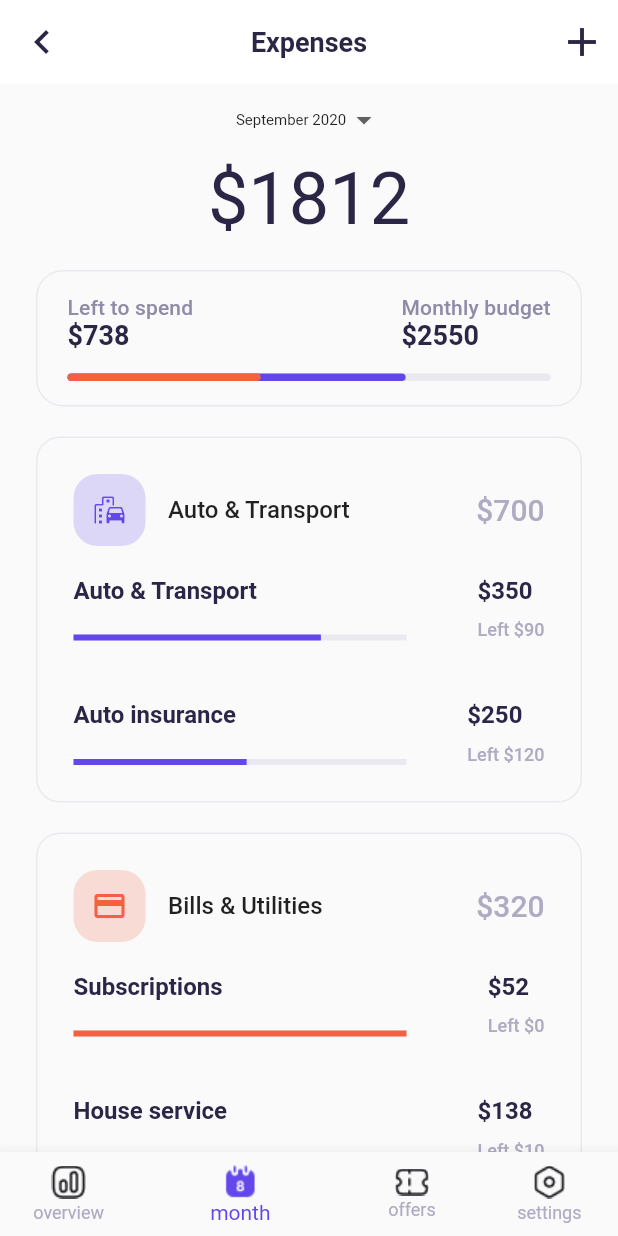
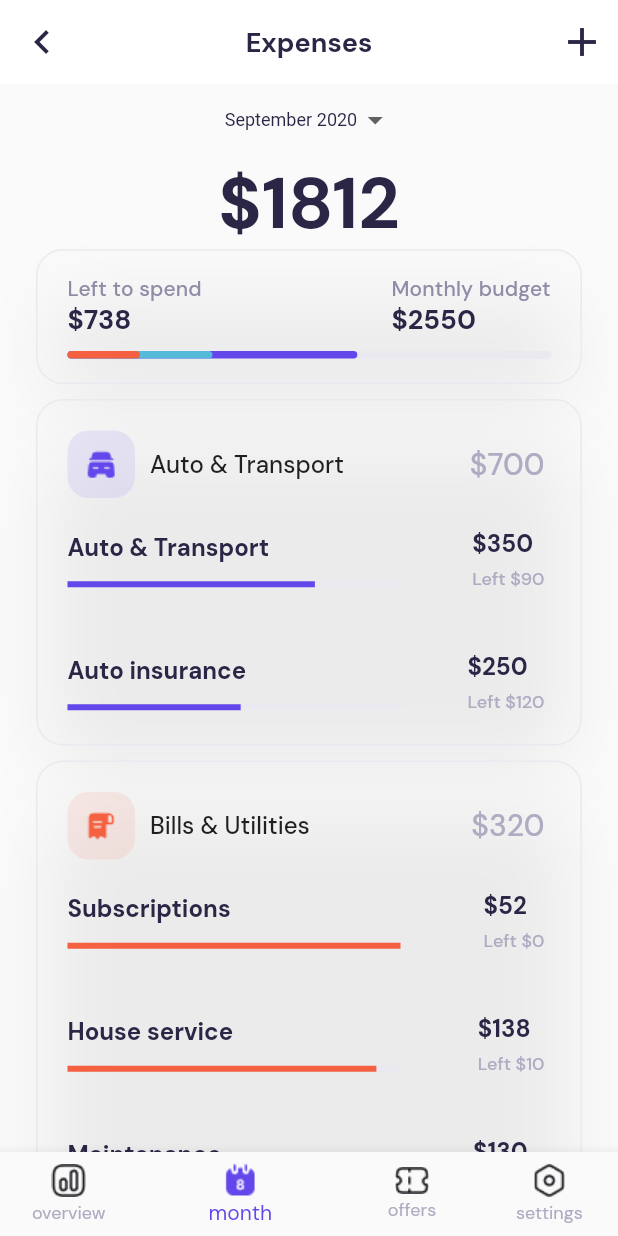
Before and after one commit to laolu-dev/Expense-Tracker, a Flutter app: the screen it shows after launch, after a tap on "Login", on a phone screen of 412 x 824 dp. Run offline on Flutter 3.47's test engine with Material 2 defaults, Android fonts, the phone set to English and light mode, and no system bars; our stand-ins replace google_fonts.

Commit message:
implemented changes

```diff
--- a/lib/constants.dart
+++ b/lib/constants.dart
@@ -27,6 +27,7 @@ class AppColors {
   static Color appBlack = const Color.fromRGBO(23, 19, 40, 1);
   static Color primary = const Color.fromRGBO(99, 71, 235, 1);
   static Color secondary = const Color.fromRGBO(244, 96, 64, 1);
+  static Color secondaryTwo = const Color.fromRGBO(86, 186, 218, 1);
   static Color orange = const Color.fromRGBO(248, 135, 54, 1);
   static Color greenAccent = const Color.fromRGBO(49, 180, 71, 1);
   static Color neutralDark = const Color.fromRGBO(19, 17, 23, 1);
--- a/lib/main.dart
+++ b/lib/main.dart
@@ -1,5 +1,7 @@
+import 'package:demo/constants.dart';
 import 'package:demo/routes.dart';
 import 'package:flutter/material.dart';
+import 'package:google_fonts/google_fonts.dart';
 
 void main() {
   runApp(const MyApp());
@@ -14,19 +16,17 @@ class MyApp extends StatelessWidget {
     return MaterialApp(
       title: 'Test',
       theme: ThemeData(
-        appBarTheme: const AppBarTheme(
+        textTheme: GoogleFonts.dmSansTextTheme(),
+        appBarTheme: AppBarTheme(
           color: Colors.white,
           elevation: 0,
           centerTitle: true,
-          iconTheme:
-              IconThemeData(color: Color.fromRGBO(44, 38, 70, 1), size: 32),
-          actionsIconTheme:
-              IconThemeData(color: Color.fromRGBO(44, 38, 70, 1), size: 32),
-          titleTextStyle: TextStyle(
-            color: Color.fromRGBO(44, 38, 70, 1),
-            fontSize: 18,
-            fontWeight: FontWeight.bold,
-          ),
+          iconTheme: IconThemeData(color: AppColors.neutral, size: 32),
+          actionsIconTheme: IconThemeData(color: AppColors.neutral, size: 32),
+          titleTextStyle: GoogleFonts.dmSans(
+              color: AppColors.neutral,
+              fontSize: 18,
+              fontWeight: FontWeight.w700),
         ),
       ),
       initialRoute: Screen.auth.name,
--- a/lib/screens/expenses.dart
+++ b/lib/screens/expenses.dart
@@ -4,6 +4,7 @@ import 'package:demo/widgets/bills.dart';
 import 'package:demo/widgets/nav_bar.dart';
 import 'package:demo/widgets/total_bills.dart';
 import 'package:flutter/material.dart';
+import 'package:google_fonts/google_fonts.dart';
 import '../widgets/expense_item.dart';
 
 class Expenses extends StatefulWidget {
@@ -44,11 +45,16 @@ class _ExpensesState extends State<Expenses> {
                   children: [
                     DropdownButton(
                       underline: const SizedBox(),
-                    items: const [
+                      items: [
                         DropdownMenuItem(
                           child: Text(
                             'September 2020',
-                          style: TextStyle(fontSize: 10),
+                            style: Theme.of(context)
+                                .textTheme
+                                .bodySmall
+                                ?.copyWith(
+                                    fontFamily: 'Averta',
+                                    color: AppColors.neutral),
                           ),
                         ),
                       ],
@@ -56,19 +62,18 @@ class _ExpensesState extends State<Expenses> {
                     ),
                     Text(
                       "\$${monthlyBudget - remainder}",
-                    style: Theme.of(context)
-                        .textTheme
-                        .displaySmall
-                        ?.copyWith(fontSize: 48, color: AppColors.neutral),
+                      style: Theme.of(context).textTheme.displaySmall?.copyWith(
+                          fontSize: 48,
+                          color: AppColors.neutral,
+                          fontWeight: FontWeight.w700),
                     )
                   ],
                 ),
               ),
-            const SizedBox(height: 20),
               TotalBills(monthlyBudget: monthlyBudget, remainder: remainder),
-            const SizedBox(height: 20),
+              const SizedBox(height: 10),
               Bills(
-              billIconWidget: Icons.emoji_transportation_rounded,
+                billIconWidget: 'assets/icons/car.png',
                 widgetColor: AppColors.primary,
                 widgetName: 'Auto & Transport',
                 totalBudget: 700,
@@ -86,9 +91,9 @@ class _ExpensesState extends State<Expenses> {
                       expense: 'Auto insurance'),
                 ],
               ),
-            const SizedBox(height: 20),
+              const SizedBox(height: 10),
               Bills(
-              billIconWidget: Icons.payment,
+                billIconWidget: 'assets/icons/receipt-text.png',
                 widgetColor: AppColors.secondary,
                 widgetName: 'Bills & Utilities',
                 totalBudget: 320,
@@ -115,7 +120,6 @@ class _ExpensesState extends State<Expenses> {
             ],
           ),
         ),
-      bottomNavigationBar: const AppBottomNavigationBar()
-    );
+        bottomNavigationBar: const AppBottomNavigationBar());
   }
 }
--- a/lib/screens/signup.dart
+++ b/lib/screens/signup.dart
@@ -1,6 +1,7 @@
 import 'package:demo/constants.dart';
 import 'package:demo/routes.dart';
 import 'package:flutter/material.dart';
+import 'package:google_fonts/google_fonts.dart';
 
 class SignIn extends StatelessWidget {
   const SignIn({super.key});
@@ -38,13 +39,18 @@ class SignIn extends StatelessWidget {
                 child: Column(
                   mainAxisAlignment: MainAxisAlignment.end,
                   children: [
-                    Text(
-                      'Be happy with you finance',
-                      textAlign: TextAlign.center,
-                      style: Theme.of(context)
-                          .textTheme
-                          .displaySmall
-                          ?.copyWith(color: Colors.white),
+                    SizedBox(
+                      width: 223,
+                      child: Text(
+                        'Be happy with you finance',
+                        textAlign: TextAlign.center,
+                        style: GoogleFonts.interTextTheme()
+                            .displaySmall
+                            ?.copyWith(
+                                color: Colors.white,
+                                fontSize: 32,
+                                fontWeight: FontWeight.w200),
+                      ),
                     ),
                     const SizedBox(height: 60),
                     TextButton(
@@ -52,16 +58,18 @@ class SignIn extends StatelessWidget {
                       style: TextButton.styleFrom(
                         backgroundColor: AppColors.primary,
                         shape: RoundedRectangleBorder(
-                          borderRadius: BorderRadius.circular(12),
+                          borderRadius: BorderRadius.circular(10),
                         ),
-                        minimumSize: const Size(double.infinity, 54),
+                        minimumSize: const Size(312, 50),
                       ),
                       child: Text(
                         'Sign up',
-                        style: Theme.of(context)
-                            .textTheme
+                        style: GoogleFonts.interTextTheme()
                             .labelLarge
-                            ?.copyWith(color: Colors.white, fontSize: 16),
+                            ?.copyWith(
+                                color: Colors.white,
+                                fontSize: 16,
+                                fontWeight: FontWeight.w200),
                       ),
                     ),
                     const SizedBox(height: 20),
@@ -71,16 +79,18 @@ class SignIn extends StatelessWidget {
                       style: TextButton.styleFrom(
                         shape: RoundedRectangleBorder(
                           side: const BorderSide(color: Colors.white),
-                          borderRadius: BorderRadius.circular(12),
+                          borderRadius: BorderRadius.circular(10),
                         ),
-                        minimumSize: const Size(double.infinity, 54),
+                        minimumSize: const Size(312, 50),
                       ),
                       child: Text(
                         'Login',
-                        style: Theme.of(context)
-                            .textTheme
+                        style: GoogleFonts.interTextTheme()
                             .labelLarge
-                            ?.copyWith(color: Colors.white, fontSize: 16),
+                            ?.copyWith(
+                                color: Colors.white,
+                                fontSize: 16,
+                                fontWeight: FontWeight.w200),
                       ),
                     )
                   ],
--- a/lib/widgets/bills.dart
+++ b/lib/widgets/bills.dart
@@ -3,7 +3,7 @@ import 'package:demo/constants.dart';
 
 class Bills extends StatefulWidget {
   final Color widgetColor;
-  final IconData billIconWidget;
+  final String billIconWidget;
   final String widgetName;
   final int totalBudget;
   final List<Widget> expenses;
@@ -23,14 +23,15 @@ class _BillsState extends State<Bills> {
   Widget expenseOverhead() => Row(
         children: [
           Container(
-            padding: const EdgeInsets.all(12),
-            margin: const EdgeInsets.only(right: 15),
+            width: 45,
+            height: 45,
             decoration: BoxDecoration(
-              color: widget.widgetColor.withOpacity(.2),
-              borderRadius: BorderRadius.circular(16),
+              color: widget.widgetColor.withOpacity(.1),
+              borderRadius: BorderRadius.circular(14),
             ),
-            child: Icon(widget.billIconWidget, color: widget.widgetColor),
+            child: Image.asset(widget.billIconWidget),
           ),
+          const SizedBox(width: 10),
           Expanded(
             child: Text(
               widget.widgetName,
@@ -57,16 +58,16 @@ class _BillsState extends State<Bills> {
   @override
   Widget build(BuildContext context) {
     return Container(
-      padding: const EdgeInsets.all(24),
+      padding: const EdgeInsets.fromLTRB(20, 20, 24, 20),
       decoration: BoxDecoration(
           border: Border.all(color: AppColors.neutralLight1),
-          borderRadius: BorderRadius.circular(16),
-          boxShadow: [
-            BoxShadow(
-              color: Colors.white.withOpacity(0),
+          borderRadius: BorderRadius.circular(18),
+          boxShadow: const [
+             BoxShadow(
+              color: Color.fromRGBO(0, 0, 0, .06),
               blurRadius: 40,
               spreadRadius: -10,
-              offset: const Offset(0, 25),
+              offset: Offset(0, 25),
             )
           ]),
       child: Column(children: body()),
--- a/lib/widgets/expense_item.dart
+++ b/lib/widgets/expense_item.dart
@@ -31,10 +31,10 @@ class ExpenseItem extends StatelessWidget {
                 style: Theme.of(context).textTheme.titleLarge?.copyWith(
                       color: AppColors.neutral,
                       fontSize: 16,
-                      fontWeight: FontWeight.bold,
+                      fontWeight: FontWeight.w700,
                     ),
               ),
-              const SizedBox(height: 20),
+              const SizedBox(height: 12),
               LinearProgressIndicator(
                   color: expenseItemColor,
                   value: (totalAllowance - remainder) / totalAllowance,
@@ -51,10 +51,10 @@ class ExpenseItem extends StatelessWidget {
                 style: Theme.of(context).textTheme.titleLarge?.copyWith(
                       color: AppColors.neutral,
                       fontSize: 16,
-                      fontWeight: FontWeight.bold,
+                      fontWeight: FontWeight.w700,
                     ),
               ),
-              const SizedBox(height: 10),
+              const SizedBox(height: 5),
               Text(
                 'Left \$$remainder',
                 style: Theme.of(context)
--- a/lib/widgets/total_bills.dart
+++ b/lib/widgets/total_bills.dart
@@ -24,12 +24,12 @@ class _TotalBillsState extends State<TotalBills> {
       decoration: BoxDecoration(
           border: Border.all(color: AppColors.neutralLight1),
           borderRadius: BorderRadius.circular(18),
-          boxShadow: [
+          boxShadow: const [
             BoxShadow(
-              color: Colors.white.withOpacity(0),
+              color: Color.fromRGBO(0, 0, 0, .06),
               blurRadius: 40,
               spreadRadius: -10,
-              offset: const Offset(0, 25),
+              offset: Offset(0, 25),
             )
           ]),
       child: Column(
@@ -51,7 +51,7 @@ class _TotalBillsState extends State<TotalBills> {
                     '\$${widget.remainder}',
                     style: Theme.of(context).textTheme.bodyLarge?.copyWith(
                         color: AppColors.neutral,
-                        fontWeight: FontWeight.bold,
+                        fontWeight: FontWeight.w700,
                         fontSize: 18),
                   )
                 ],
@@ -70,14 +70,14 @@ class _TotalBillsState extends State<TotalBills> {
                     '\$${widget.monthlyBudget}',
                     style: Theme.of(context).textTheme.bodyLarge?.copyWith(
                         color: AppColors.neutral,
-                        fontWeight: FontWeight.bold,
+                        fontWeight: FontWeight.w700,
                         fontSize: 18),
                   )
                 ],
               )
             ],
           ),
-          const SizedBox(height: 15),
+          const SizedBox(height: 10),
           LayoutBuilder(
             builder: (_, constraints) => Stack(
               children: [
@@ -86,10 +86,13 @@ class _TotalBillsState extends State<TotalBills> {
                     width: getPercentage(100, constraints.maxWidth),
                     color: AppColors.neutralLight1),
                        ProgressValue(
-                    width: getPercentage(70, constraints.maxWidth),
+                    width: getPercentage(60, constraints.maxWidth),
                     color: AppColors.primary),
+                        ProgressValue(
+                    width: getPercentage(30, constraints.maxWidth),
+                    color: AppColors.secondaryTwo),
                        ProgressValue(
-                    width: getPercentage(40, constraints.maxWidth),
+                    width: getPercentage(15, constraints.maxWidth),
                     color: AppColors.secondary)
               ],
             ),
```
Also changed, not shown: lib/paint/arc_one.dart (added, +11 -0 lines), lib/screens/bill_page.dart (+7 -1 lines), lib/screens/credit_score.dart (+95 -62 lines), lib/widgets/subscription.dart (+13 -4 lines), pubspec.yaml (+6 -6 lines), assets/icons/car.png (added), assets/icons/receipt-text.png (added), fonts/AvertaDemo-Regular.otf (added), pubspec.lock, 6 other files. Lines whose indentation alone changed are shown as unchanged.
